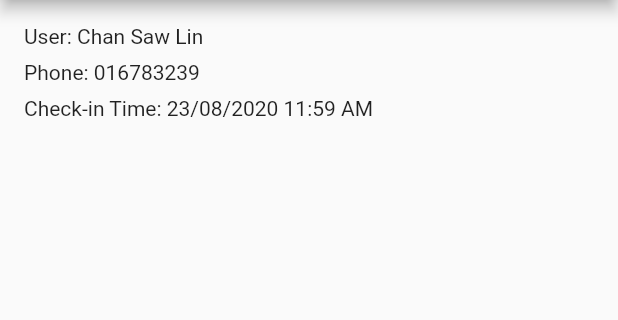
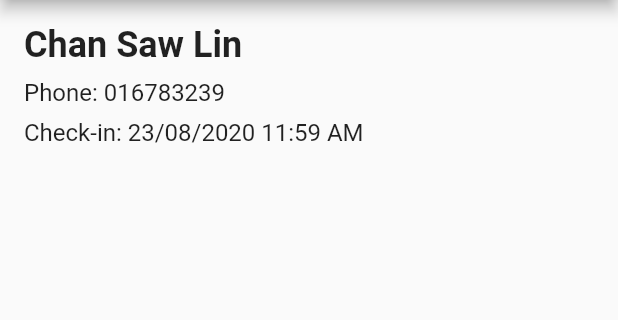
Before and after one commit to Omosm/Flutter_attendance_app, a Flutter app: the screen it shows after launch, after a tap on "Chan Saw Lin", on a phone screen of 412 x 824 dp, the part 84-404 px from its top. Run offline on Flutter 3.47's test engine with Material 2 defaults, Android fonts, the phone set to English and light mode, and no system bars; our stand-ins replace shared_preferences.

Commit message:
Updated design
Updated the attendance details page and made it so the details page could be accessed from the search screen as well

```diff
--- a/lib/main.dart
+++ b/lib/main.dart
@@ -5,7 +5,7 @@ import 'package:shared_preferences/shared_preferences.dart';
 void main() => runApp(const MyApp());
 
 class MyApp extends StatelessWidget {
-  const MyApp({super.key});
+  const MyApp({Key? key}) : super(key: key);
 
   @override
   Widget build(BuildContext context) {
@@ -262,6 +262,14 @@ class AttendanceSearch extends SearchDelegate<String> {
                   ? AttendanceListState.timeAgo(record["check-in"])
                   : DateFormat("dd/MM/yyyy hh:mm a").format(record["check-in"]))
               : 'Not checked in'),
+          onTap: () {
+            Navigator.push(
+              context,
+              MaterialPageRoute(
+                builder: (context) => AttendanceDetailsPage(record: record),
+              ),
+            );
+          },
         );
       },
     );
@@ -439,12 +447,27 @@ class AttendanceDetailsPage extends StatelessWidget {
         child: Column(
           crossAxisAlignment: CrossAxisAlignment.start,
           children: [
-            Text('User: ${record["user"]}'),
-            const SizedBox(height: 8),
-            Text('Phone: ${record["phone"]}'),
-            const SizedBox(height: 8),
             Text(
-                'Check-in Time: ${record["check-in"] != null ? DateFormat("dd/MM/yyyy hh:mm a").format(record["check-in"]) : "Not checked in"}'),
+              record["user"],
+              style: const TextStyle(
+                fontWeight: FontWeight.bold,
+                fontSize: 24.0,
+              ),
+            ),
+            const SizedBox(height: 8.0),
+            Text(
+              "Phone: ${record["phone"]}",
+              style: const TextStyle(
+                fontSize: 16.0,
+              ),
+            ),
+            const SizedBox(height: 8.0),
+            Text(
+              "Check-in: ${record["check-in"] != null ? DateFormat("dd/MM/yyyy hh:mm a").format(record["check-in"]) : "Not checked in"}",
+              style: const TextStyle(
+                fontSize: 16.0,
+              ),
+            ),
           ],
         ),
       ),
```
